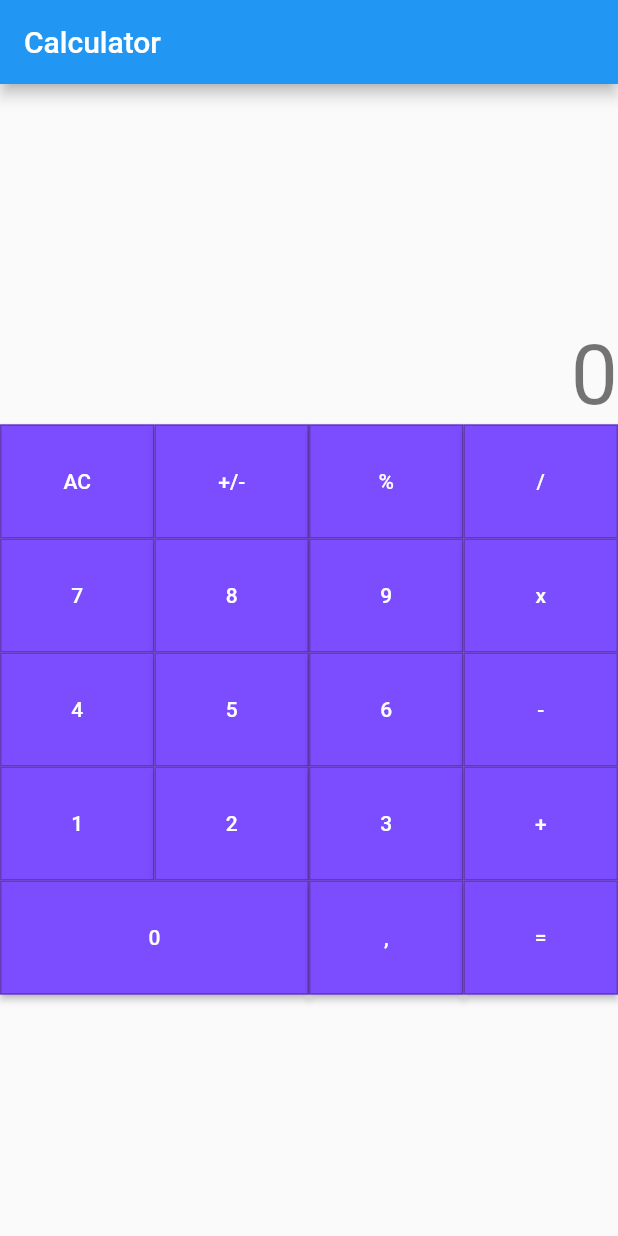
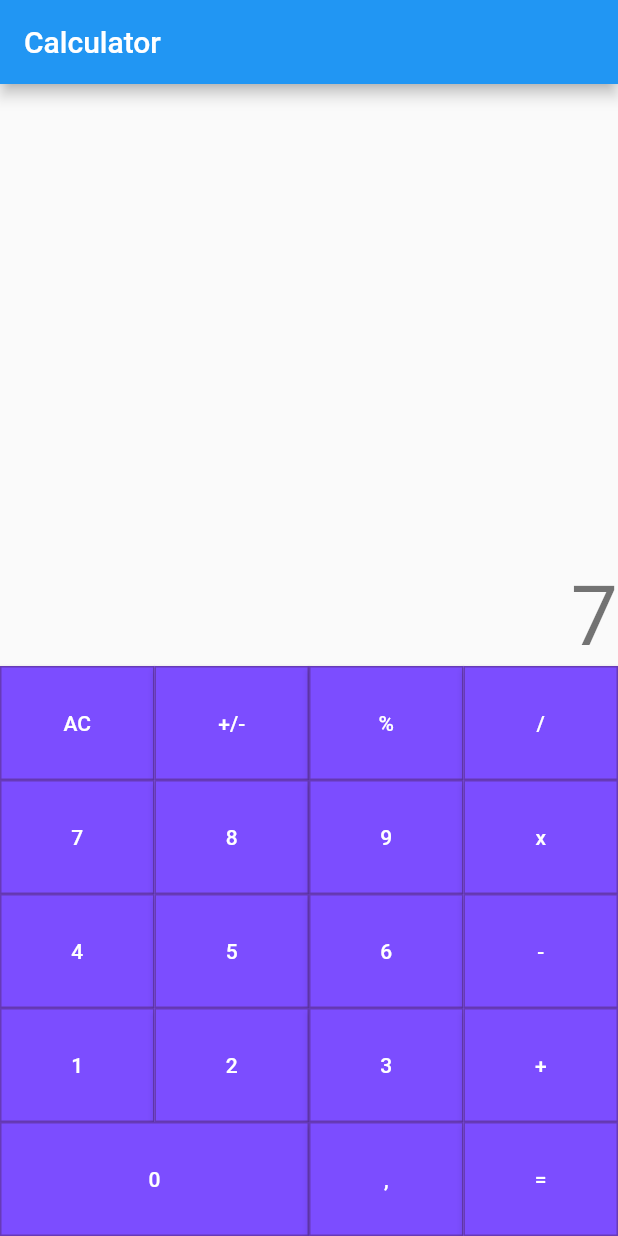
Before and after one commit to adsonpleal/flutter-training, a Flutter app: the screen it shows after launch, after a tap on an icon or button, on a phone screen of 412 x 824 dp. Run offline on Flutter 3.47's test engine with Material 2 defaults, Android fonts, the phone set to English and light mode, and no system bars.

Commit message:
Add NumberButton o/

```diff
--- a/nu_app/lib/calculator.dart
+++ b/nu_app/lib/calculator.dart
@@ -1,6 +1,7 @@
 import 'package:flutter/material.dart';
 
 import 'widgets/calculator_button.dart';
+import 'widgets/number_button.dart';
 
 class Calculator extends StatefulWidget {
   Calculator({Key key, this.title}) : super(key: key);
@@ -11,20 +12,14 @@ class Calculator extends StatefulWidget {
   _CalculatorState createState() => _CalculatorState();
 }
 
+typedef Operation = int Function(int, int);
+
 class _CalculatorState extends State<Calculator> {
-  int _displayText = 0;
+  int _number1;
+  int _number2;
+  Operation _operation;
 
-  void _incrementCounter() {
-    setState(() {
-      _displayText++;
-    });
-  }
-
-  void _decrementCounter() {
-    setState(() {
-      _displayText--;
-    });
-  }
+  String _displayText = "0";
 
   @override
   Widget build(BuildContext context) {
@@ -34,7 +29,7 @@ class _CalculatorState extends State<Calculator> {
       ),
       body: Center(
         child: Column(
-          mainAxisAlignment: MainAxisAlignment.center,
+          mainAxisAlignment: MainAxisAlignment.end,
           children: <Widget>[
             Row(
               mainAxisAlignment: MainAxisAlignment.end,
@@ -55,31 +50,31 @@ class _CalculatorState extends State<Calculator> {
             ),
             Row(
               children: [
-                CalculatorButton(title: '7'),
-                CalculatorButton(title: '8'),
-                CalculatorButton(title: '9'),
+                NumberButton(7, onPressed: appendNumber),
+                NumberButton(8, onPressed: appendNumber),
+                NumberButton(9, onPressed: appendNumber),
                 CalculatorButton(title: 'x'),
               ],
             ),
             Row(
               children: [
-                CalculatorButton(title: '4'),
-                CalculatorButton(title: '5'),
-                CalculatorButton(title: '6'),
-                CalculatorButton(title: '-', onPressed: _decrementCounter),
+                NumberButton(4, onPressed: appendNumber),
+                NumberButton(5, onPressed: appendNumber),
+                NumberButton(6, onPressed: appendNumber),
+                CalculatorButton(title: '-', onPressed: () {}),
               ],
             ),
             Row(
               children: [
-                CalculatorButton(title: '1'),
-                CalculatorButton(title: '2'),
-                CalculatorButton(title: '3'),
-                CalculatorButton(title: '+', onPressed: _incrementCounter),
+                NumberButton(1, onPressed: appendNumber),
+                NumberButton(2, onPressed: appendNumber),
+                NumberButton(3, onPressed: appendNumber),
+                CalculatorButton(title: '+'),
               ],
             ),
             Row(
               children: [
-                CalculatorButton(title: '0', flex: 2),
+                NumberButton(0, flex: 2, onPressed: appendNumber),
                 CalculatorButton(title: ','),
                 CalculatorButton(title: '='),
               ],
@@ -89,4 +84,14 @@ class _CalculatorState extends State<Calculator> {
       ),
     );
   }
+
+  void appendNumber(int number) {
+    setState(() {
+      final newNumberStr = _displayText + number.toString();
+      final newNumber = int.parse(newNumberStr);
+
+      _displayText = newNumber.toString();
+    });
+  }
+
 }
--- /dev/null
+++ b/nu_app/lib/widgets/number_button.dart
@@ -0,0 +1,11 @@
+import 'package:nu_app/widgets/calculator_button.dart';
+
+typedef NumberCallback = void Function(int);
+
+class NumberButton extends CalculatorButton {
+  NumberButton(
+    int number, {
+    int flex = 1,
+    NumberCallback onPressed,
+  }) : super(title: number.toString(), flex: flex, onPressed: () => onPressed(number));
+}
```
